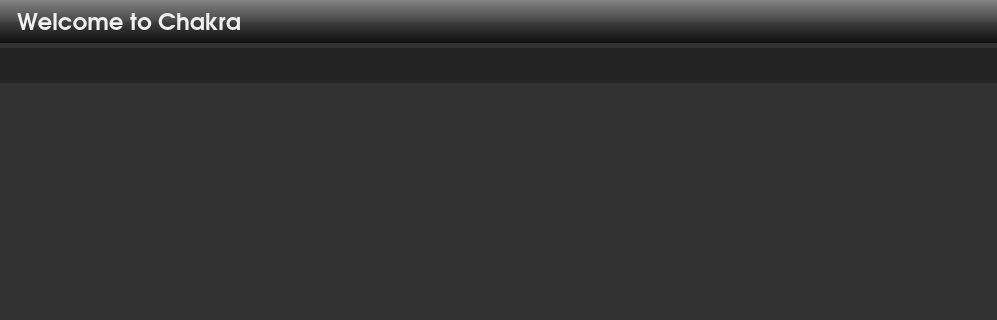
Qt form ui/ui_kapudan.ui (rshipp/kapudan) before a commit; both pictures show x 0 to 997 and y 0 to 320 of the 997 by 751 pixel window.
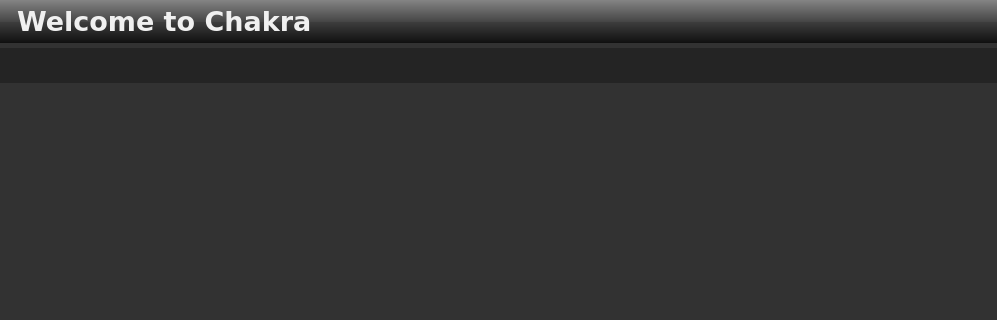
The same form after that commit. Icons and pictures are not drawn.

What changed in the file:
```diff
--- a/ui/ui_kapudan.ui
+++ b/ui/ui_kapudan.ui
@@ -158,9 +158,10 @@
           </property>
           <property name="font">
            <font>
-            <family>URW Gothic L</family>
-            <pointsize>17</pointsize>
+            <family>DejaVu Sans</family>
+            <pointsize>20</pointsize>
             <weight>75</weight>
+            <italic>false</italic>
             <bold>true</bold>
            </font>
           </property>
```
Left out of the diff: 4 changed lines with no effect on the pictures.
